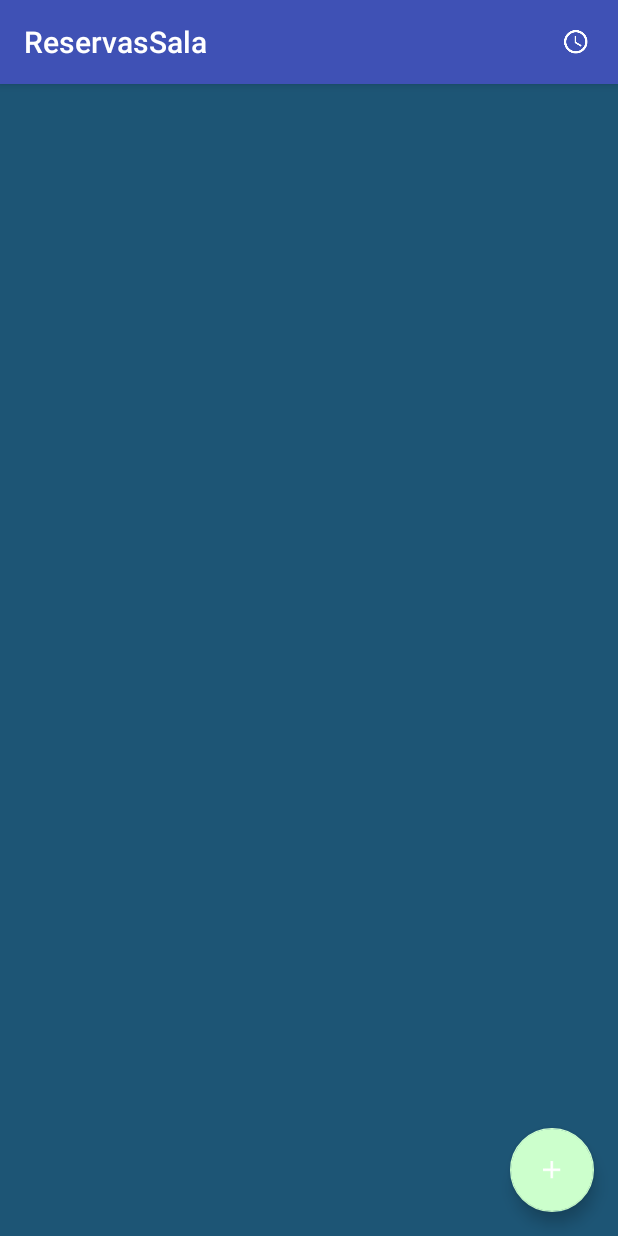
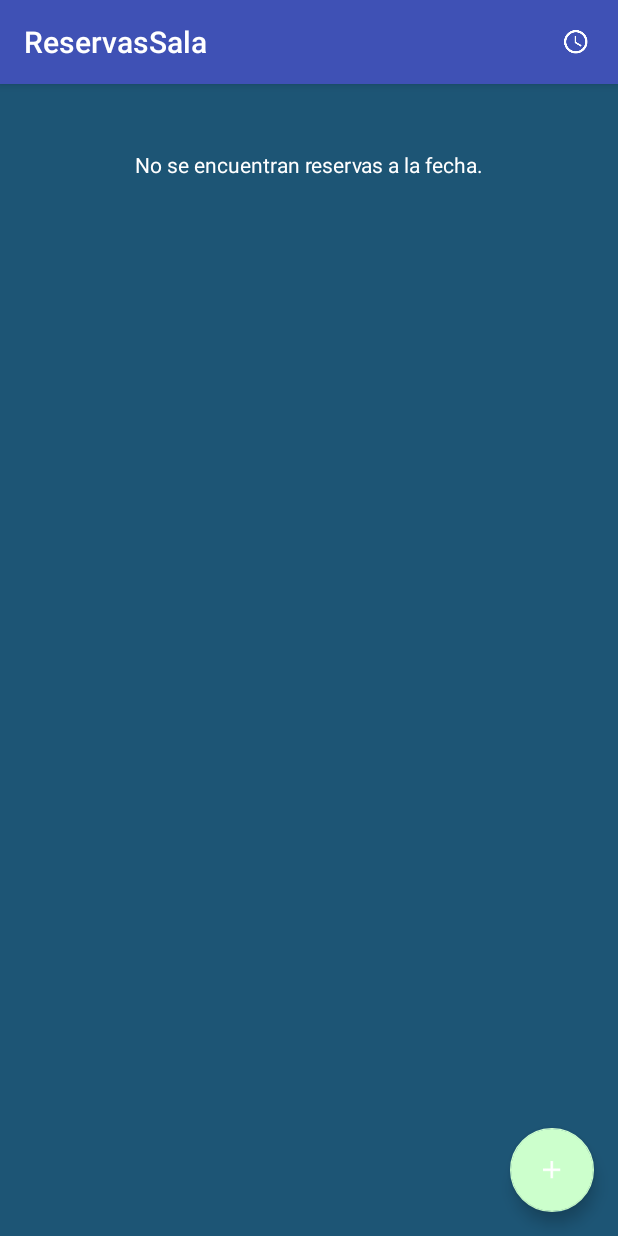
Before and after one commit to HerZar/reservas_sala, an Android app: the screen it shows after launch (MainActivity), on a phone screen of 412 x 824 dp. Run offline under Robolectric (Android 15) with nearby library versions, the phone set to English and light mode, and no system bars; libraries missing offline, so code that uses them is left out: com.j256.ormlite; 7 statements that could not run were skipped.

Commit message:
Version 0.2 mensaje de "no se encuentran reservas a la fecha" se resalto en rojo las reservas del dia.

```diff
--- a/app/src/main/java/ar/com/eduit/reservassala/MainActivity.java
+++ b/app/src/main/java/ar/com/eduit/reservassala/MainActivity.java
@@ -10,6 +10,7 @@ import android.view.MenuItem;
 import android.view.View;
 import android.widget.AdapterView;
 import android.widget.ListView;
+import android.widget.TextView;
 import android.widget.Toast;
 
 import java.util.List;
@@ -20,6 +21,7 @@ import ar.com.eduit.utils.ReservaAdapter;
 
 public class MainActivity extends AppCompatActivity {
 
+    private TextView tvEmptyMesage;
     private ListView lwReservas;
     @Override
     protected void onCreate(Bundle savedInstanceState) {
@@ -38,7 +40,7 @@ public class MainActivity extends AppCompatActivity {
         });
 
         lwReservas = (ListView) findViewById(R.id.lvListaReservas);
-
+        tvEmptyMesage = (TextView) findViewById(R.id.tvEmptyMesage);
     }
 
     @Override
@@ -59,6 +61,9 @@ public class MainActivity extends AppCompatActivity {
                     return false;
                 }
             });
+            if (resAdapter.getCount()>0){
+                tvEmptyMesage.setVisibility(View.GONE);
+            }
 
 
 
--- a/app/src/main/res/layout/activity_agregar_reserva.xml
+++ b/app/src/main/res/layout/activity_agregar_reserva.xml
@@ -32,7 +32,7 @@
         android:layout_width="match_parent"
         android:layout_height="wrap_content"
         android:hint="@string/a_nombre_de"
-        android:inputType="text"
+        android:inputType="textCapWords"
         android:textSize="@dimen/dim_text_item"
         android:textColor="@color/item_text_color"
         android:textColorHint="@color/text_hint_color"
--- a/app/src/main/res/layout/activity_main.xml
+++ b/app/src/main/res/layout/activity_main.xml
@@ -30,6 +30,16 @@
         app:backgroundTint="#CCFFCC"
         app:srcCompat="@drawable/ic_add" />
 
+    <TextView
+        android:id="@+id/tvEmptyMesage"
+        android:layout_width="match_parent"
+        android:layout_height="wrap_content"
+        android:text="@string/no_se_encuentran_reservas_a_la_fecha"
+        android:textColor="@color/item_text_color"
+        android:textColorHint="@color/text_hint_color"
+        android:paddingTop="100sp"
+        android:gravity="center"/>
+
     <ListView
         android:id="@+id/lvListaReservas"
         android:layout_width="match_parent"
--- a/app/src/main/res/layout/adapter_reserva.xml
+++ b/app/src/main/res/layout/adapter_reserva.xml
@@ -5,6 +5,7 @@
     android:orientation="vertical"
     android:background="@color/fondo_aplicacion"
     android:layout_marginBottom="3dp"
+    android:id="@+id/mainLayout"
     >
 
     <TextView
--- a/app/src/main/res/values/colors.xml
+++ b/app/src/main/res/values/colors.xml
@@ -6,4 +6,5 @@
     <color name="fondo_aplicacion">#1D5575</color>
     <color name="item_text_color">#FFFFFF</color>
     <color name="text_hint_color">#AFADAD</color>
+    <color name="fondo_reservas_dia">#D11D1D</color>
 </resources>
--- a/app/src/main/res/values/strings.xml
+++ b/app/src/main/res/values/strings.xml
@@ -19,4 +19,6 @@
     <string name="listado_reservados">Horarios Reservados a la fecha</string>
     <string name="historico">Historico</string>
     <string name="borrar_todos">Borrar todos</string>
+    <string name="no_se_encuentran_reservas_a_la_fecha">No se encuentran reservas a la fecha.</string>
+    <string name="reservado_a">Reservado a</string>
 </resources>
```
Also changed, not shown: app/src/main/java/ar/com/eduit/utils/ReservaAdapter.java (+11 -0 lines).
